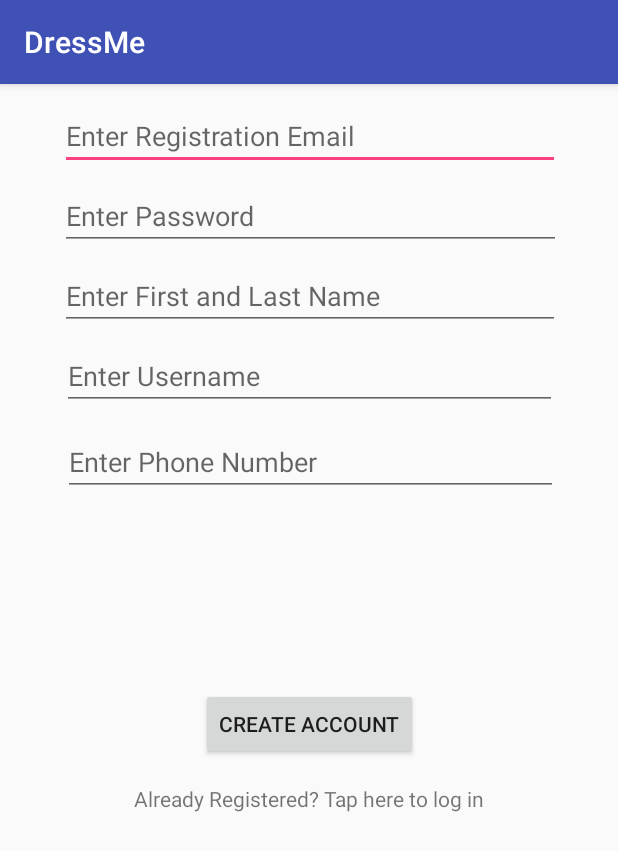
After one commit to danielphoenixhuang/DressMe, an Android app: the CreateEmailAccountActivity screen opened directly, with no data from a screen before it, on a phone screen of 412 x 824 dp. The commit adds this screen. Shown: the top 851 px of the screen. Run offline under Robolectric (Android 15) with nearby library versions, the phone set to English and light mode, and no system bars; our stand-ins replace Firebase (no records; nobody signed in at launch, a user with empty details on screens opened directly).

```diff
--- /dev/null
+++ b/app/src/main/java/da/dressme/CreateEmailAccountActivity.java
@@ -0,0 +1,155 @@
+package da.dressme;
+
+import android.content.Intent;
+import android.support.annotation.NonNull;
+import android.support.v7.app.AppCompatActivity;
+import android.os.Bundle;
+import android.text.TextUtils;
+import android.util.Log;
+import android.view.View;
+import android.widget.Button;
+import android.widget.EditText;
+import android.widget.TextView;
+import android.widget.Toast;
+
+import com.google.android.gms.tasks.OnCompleteListener;
+import com.google.android.gms.tasks.Task;
+import com.google.firebase.auth.AuthResult;
+import com.google.firebase.auth.FirebaseAuth;
+import com.google.firebase.database.DatabaseReference;
+import com.google.firebase.database.FirebaseDatabase;
+
+public class CreateEmailAccountActivity extends AppCompatActivity implements View.OnClickListener{
+
+    private static final String TAG = "CreateEmail";
+
+    private Button registerButton;
+    private EditText emailRegisterText;
+    private EditText passwordRegisterText;
+    private TextView signedupTextView;
+    private EditText firstLastNameRegisterText;
+    private EditText usernameRegisterText;
+    private EditText phoneNumberRegisterText;
+
+    private FirebaseAuth mAuth;
+    private DatabaseReference databaseRef;
+
+    @Override
+    protected void onCreate(Bundle savedInstanceState) {
+        super.onCreate(savedInstanceState);
+        setContentView(R.layout.activity_create_email_account);
+
+        mAuth = FirebaseAuth.getInstance();
+        databaseRef = FirebaseDatabase.getInstance().getReference();
+
+        if(mAuth.getCurrentUser() != null)
+        {
+            //load profile activity instead
+            //finish();
+            //startActivity(new Intent(getApplicationContext(), MainActivity.class));
+        }
+
+        registerButton = findViewById(R.id.button_registerButton);
+        emailRegisterText = findViewById(R.id.editText_registerEmail);
+        passwordRegisterText = findViewById(R.id.editText_registerPassword);
+        signedupTextView = findViewById(R.id.textView_alreadyRegistered);
+        firstLastNameRegisterText = findViewById(R.id.editText_FirstLastName);
+        usernameRegisterText = findViewById(R.id.editText_username);
+        phoneNumberRegisterText = findViewById(R.id.editText_phoneNumber);
+
+        registerButton.setOnClickListener(this);
+        signedupTextView.setOnClickListener(this);
+
+    }
+
+    private void registerUser() {
+
+        //TODO: Make "Register User" Button unclickable until the fields are filled out correctly
+
+        final String email = emailRegisterText.getText().toString().trim();
+        String password = passwordRegisterText.getText().toString().trim();
+        final String name = firstLastNameRegisterText.getText().toString().trim();
+        final String username = usernameRegisterText.getText().toString().trim();
+        final String phone = phoneNumberRegisterText.getText().toString().trim();
+
+
+        if (TextUtils.isEmpty(email))
+        {
+            emailRegisterText.setError("How hard can it be to enter an email?");
+            return;
+        }
+
+        if  (TextUtils.isEmpty(password))
+        {
+            passwordRegisterText.setError("Enter a password, dumbass");
+            return;
+        }
+
+        if(TextUtils.isEmpty(name))
+        {
+            firstLastNameRegisterText.setError("We want to know your name");
+            return;
+        }
+
+        if  (TextUtils.isEmpty(username))
+        {
+            usernameRegisterText.setError("Choose an alias please!");
+            return;
+        }
+
+        if  (TextUtils.isEmpty(phone))
+        {
+            phoneNumberRegisterText.setError("What's yo numbah?");
+            return;
+        }
+
+
+        Log.d(TAG, "registerUser: email: " + email + " pass: " + password);
+
+        mAuth.createUserWithEmailAndPassword(email, password)
+                .addOnCompleteListener(this, new OnCompleteListener<AuthResult>() {
+                    @Override
+                    public void onComplete(@NonNull Task<AuthResult> task) {
+                        {
+                            if (task.isSuccessful())
+                            {
+                                //Start Profile Activity or something
+                                databaseRef.child("users").child(mAuth.getUid()).child("email").setValue(email);
+                                databaseRef.child("users").child(mAuth.getUid()).child("name").setValue(name);
+                                databaseRef.child("users").child(mAuth.getUid()).child("sortName").setValue(name.toLowerCase());
+                                databaseRef.child("users").child(mAuth.getUid()).child("username").setValue(username);
+                                databaseRef.child("users").child(mAuth.getUid()).child("phone").setValue(phone);
+
+                                finish();
+                                startActivity(new Intent(getApplicationContext(), MainActivity.class));
+
+                            }
+
+                            else {
+                                Toast.makeText(CreateEmailAccountActivity.this, "Registration Failed!", Toast.LENGTH_SHORT).show();
+                            }
+                        }
+                    }
+                });
+
+
+    }
+
+    @Override
+    public void onClick(View view) {
+        if (view == registerButton)
+        {
+            registerUser();
+        }
+
+        if (view == signedupTextView)
+        {
+            finish();
+            //go to login page here
+            startActivity(new Intent(this, EmailLoginActivity.class));
+        }
+
+    }
+
+
+}
--- /dev/null
+++ b/app/src/main/res/layout/activity_create_email_account.xml
@@ -0,0 +1,108 @@
+<?xml version="1.0" encoding="utf-8"?>
+<android.support.constraint.ConstraintLayout xmlns:android="http://schemas.android.com/apk/res/android"
+    xmlns:app="http://schemas.android.com/apk/res-auto"
+    xmlns:tools="http://schemas.android.com/tools"
+    android:layout_width="match_parent"
+    android:layout_height="match_parent"
+    tools:context=".CreateEmailAccountActivity">
+
+    <EditText
+        android:id="@+id/editText_registerEmail"
+        android:layout_width="333dp"
+        android:layout_height="wrap_content"
+        android:layout_marginEnd="8dp"
+        android:layout_marginStart="8dp"
+        android:layout_marginTop="68dp"
+        android:ems="10"
+        android:hint="Enter Registration Email"
+        android:inputType="textEmailAddress"
+        app:layout_constraintEnd_toEndOf="parent"
+        app:layout_constraintHorizontal_bias="0.514"
+        app:layout_constraintStart_toStartOf="parent"
+        app:layout_constraintTop_toTopOf="parent" />
+
+    <EditText
+        android:id="@+id/editText_registerPassword"
+        android:layout_width="334dp"
+        android:layout_height="wrap_content"
+        android:layout_marginEnd="8dp"
+        android:layout_marginStart="8dp"
+        android:layout_marginTop="8dp"
+        android:ems="10"
+        android:hint="Enter Password"
+        android:inputType="textPassword"
+        app:layout_constraintEnd_toEndOf="parent"
+        app:layout_constraintHorizontal_bias="0.514"
+        app:layout_constraintStart_toStartOf="parent"
+        app:layout_constraintTop_toBottomOf="@+id/editText_registerEmail" />
+
+    <Button
+        android:id="@+id/button_registerButton"
+        android:layout_width="wrap_content"
+        android:layout_height="wrap_content"
+        android:layout_marginEnd="8dp"
+        android:layout_marginStart="8dp"
+        android:layout_marginTop="128dp"
+        android:text="Create Account"
+        app:layout_constraintEnd_toEndOf="parent"
+        app:layout_constraintHorizontal_bias="0.502"
+        app:layout_constraintStart_toStartOf="parent"
+        app:layout_constraintTop_toBottomOf="@+id/editText_phoneNumber" />
+
+    <TextView
+        android:id="@+id/textView_alreadyRegistered"
+        android:layout_width="wrap_content"
+        android:layout_height="wrap_content"
+        android:layout_marginEnd="8dp"
+        android:layout_marginStart="8dp"
+        android:layout_marginTop="16dp"
+        android:text="Already Registered? Tap here to log in"
+        app:layout_constraintEnd_toEndOf="parent"
+        app:layout_constraintHorizontal_bias="0.503"
+        app:layout_constraintStart_toStartOf="parent"
+        app:layout_constraintTop_toBottomOf="@+id/button_registerButton" />
+
+    <EditText
+        android:id="@+id/editText_FirstLastName"
+        android:layout_width="333dp"
+        android:layout_height="wrap_content"
+        android:layout_marginEnd="8dp"
+        android:layout_marginStart="8dp"
+        android:layout_marginTop="8dp"
+        android:ems="10"
+        android:hint="Enter First and Last Name"
+        android:inputType="textPersonName"
+        app:layout_constraintEnd_toEndOf="parent"
+        app:layout_constraintHorizontal_bias="0.514"
+        app:layout_constraintStart_toStartOf="parent"
+        app:layout_constraintTop_toBottomOf="@+id/editText_registerPassword" />
+
+    <EditText
+        android:id="@+id/editText_username"
+        android:layout_width="330dp"
+        android:layout_height="wrap_content"
+        android:layout_marginEnd="8dp"
+        android:layout_marginStart="8dp"
+        android:layout_marginTop="8dp"
+        android:ems="10"
+        android:hint="Enter Username"
+        app:layout_constraintEnd_toEndOf="parent"
+        app:layout_constraintStart_toStartOf="parent"
+        app:layout_constraintTop_toBottomOf="@+id/editText_FirstLastName" />
+
+    <EditText
+        android:id="@+id/editText_phoneNumber"
+        android:layout_width="330dp"
+        android:layout_height="wrap_content"
+        android:layout_marginEnd="8dp"
+        android:layout_marginStart="8dp"
+        android:layout_marginTop="12dp"
+        android:ems="10"
+        android:hint="Enter Phone Number"
+        android:inputType="phone"
+        app:layout_constraintEnd_toEndOf="parent"
+        app:layout_constraintHorizontal_bias="0.511"
+        app:layout_constraintStart_toStartOf="parent"
+        app:layout_constraintTop_toBottomOf="@+id/editText_username" />
+
+</android.support.constraint.ConstraintLayout>
```
Also changed, not shown: app/build.gradle (+23 -8 lines), app/src/main/AndroidManifest.xml (+6 -3 lines), app/src/main/java/da/dressme/AuthenticationUtil.java (added, +39 -0 lines), app/src/main/java/da/dressme/CameraActivity.java (+87 -5 lines), app/src/main/java/da/dressme/EmailLoginActivity.java (added, +93 -0 lines), app/src/main/java/da/dressme/MainActivity.java (+33 -0 lines), app/src/main/res/layout/activity_email_login.xml (added, +79 -0 lines).
